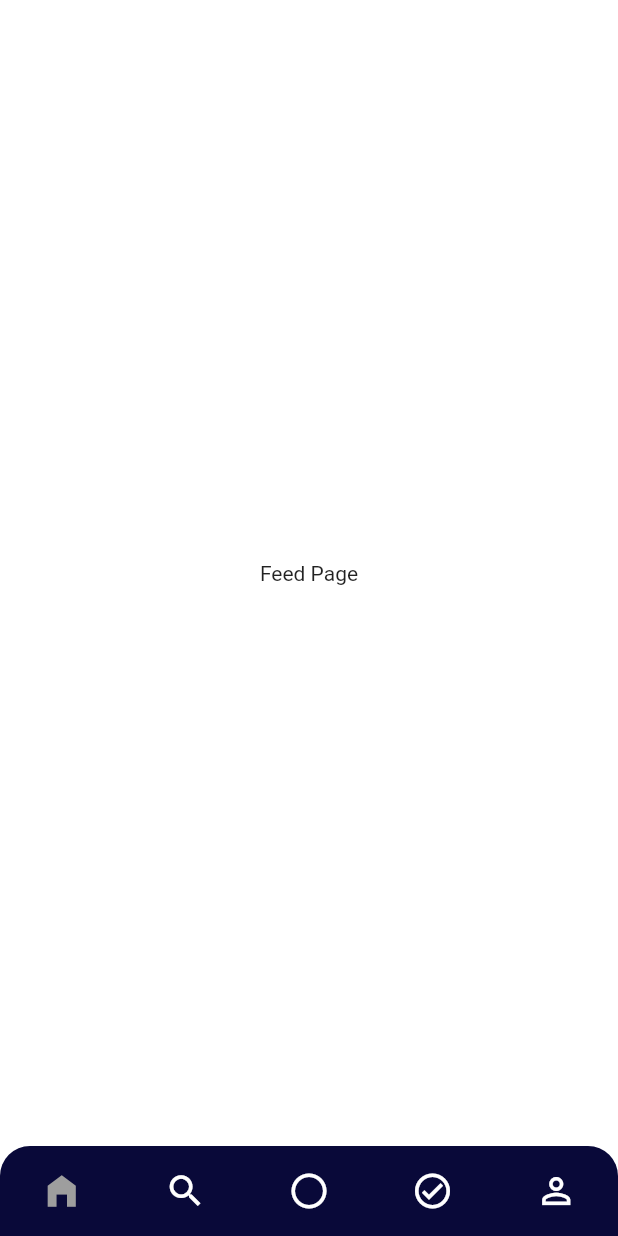
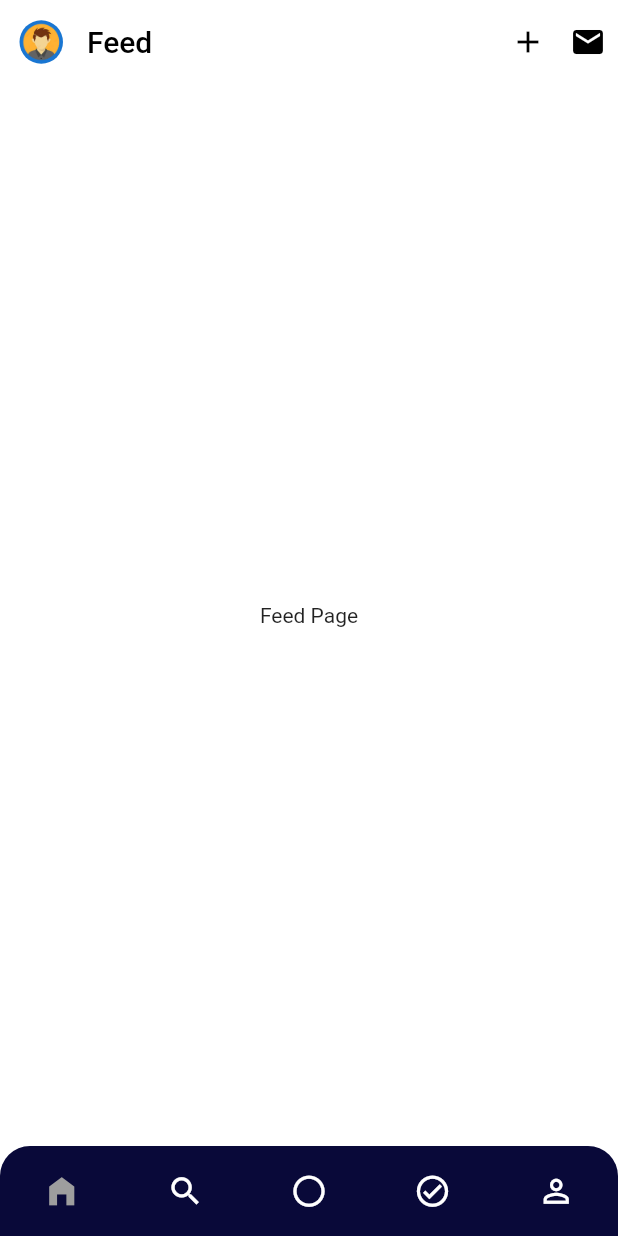
Before and after one commit to SamirOk123/Feed-Page, a Flutter app: the screen it shows after launch, on a phone screen of 412 x 824 dp. Run offline on Flutter 3.47's test engine with Material 2 defaults, Android fonts, the phone set to English and light mode, and no system bars; our stand-ins replace get.

Commit message:
AppBar completed

```diff
--- a/lib/constants.dart
+++ b/lib/constants.dart
@@ -2,5 +2,10 @@ import 'package:flutter/material.dart';
 
 //COLORS
 
-const kWhite = Colors.white;
-const kGrey = Colors.grey;
+const Color kWhite = Colors.white;
+const Color kGrey = Colors.grey;
+const Color kBlack = Colors.black;
+
+//NETWORK IMAGES
+const String kAvatarImage =
+    'https://unsplash.com/photos/2I9WZ2iV0nc';
--- a/lib/views/feed_page.dart
+++ b/lib/views/feed_page.dart
@@ -1,7 +1,8 @@
+import 'package:finsire_machine_test/constants.dart';
 import 'package:flutter/material.dart';
 
 class FeedPage extends StatefulWidget {
-  const FeedPage({ Key? key }) : super(key: key);
+  const FeedPage({Key? key}) : super(key: key);
 
   @override
   State<FeedPage> createState() => _FeedPageState();
@@ -10,6 +11,25 @@ class FeedPage extends StatefulWidget {
 class _FeedPageState extends State<FeedPage> {
   @override
   Widget build(BuildContext context) {
-    return const Scaffold(backgroundColor: Colors.white,body: Center(child: Text('Feed Page'),),);
+    return Scaffold(
+      appBar: AppBar(leadingWidth: 42,backgroundColor: kWhite,elevation: 0,
+        title: Text('Feed',style: TextStyle(color: kBlack),),
+        leading: Padding(
+          padding: const EdgeInsets.only(top: 13,bottom: 13,left: 13),
+          child: CircleAvatar(backgroundImage: AssetImage('assets/avatar.png'),radius: 15,),
+        ),
+        actions: [Padding(
+          padding: const EdgeInsets.symmetric(horizontal:8.0),
+          child: Icon(Icons.add,color:kBlack,),
+        ),Padding(
+          padding: const EdgeInsets.symmetric(horizontal:8.0),
+          child: Icon(Icons.email,color: kBlack,),
+        )],
+      ),
+      backgroundColor: kWhite,
+      body: Center(
+        child: Text('Feed Page'),
+      ),
+    );
   }
 }
--- a/lib/views/page_five.dart
+++ b/lib/views/page_five.dart
@@ -1,3 +1,4 @@
+import 'package:finsire_machine_test/constants.dart';
 import 'package:flutter/material.dart';
 
 class PageFive extends StatelessWidget {
@@ -6,7 +7,7 @@ class PageFive extends StatelessWidget {
   @override
   Widget build(BuildContext context) {
     return Container(
-      color: Colors.white,
+      color: kWhite,
       child: const Center(
         child: Text('Page Five'),
       ),
--- a/lib/views/page_four.dart
+++ b/lib/views/page_four.dart
@@ -1,3 +1,4 @@
+import 'package:finsire_machine_test/constants.dart';
 import 'package:flutter/material.dart';
 
 class PageFour extends StatelessWidget {
@@ -5,7 +6,7 @@ class PageFour extends StatelessWidget {
 
   @override
   Widget build(BuildContext context) {
-    return Container(color: Colors.white,child: Center(child: Text('Page Four'),),
+    return Container(color: kWhite,child: Center(child: Text('Page Four'),),
 
     );
   }
--- a/lib/views/page_three.dart
+++ b/lib/views/page_three.dart
@@ -1,3 +1,4 @@
+import 'package:finsire_machine_test/constants.dart';
 import 'package:flutter/material.dart';
 
 class PageThree extends StatelessWidget {
@@ -5,7 +6,7 @@ class PageThree extends StatelessWidget {
 
   @override
   Widget build(BuildContext context) {
-    return Container(color: Colors.white,child: Center(child: Text('Page Three'),),
+    return Container(color: kWhite,child: Center(child: Text('Page Three'),),
 
     );
   }
--- a/lib/views/page_two.dart
+++ b/lib/views/page_two.dart
@@ -1,12 +1,14 @@
+import 'package:finsire_machine_test/constants.dart';
 import 'package:flutter/material.dart';
 
 class PageTwo extends StatelessWidget {
-  const PageTwo({ Key? key }) : super(key: key);
+  const PageTwo({Key? key}) : super(key: key);
 
   @override
   Widget build(BuildContext context) {
-    return Container(color: Colors.white,child: Center(child: Text('Page Two')),
-
+    return Container(
+      color: kWhite,
+      child: Center(child: Text('Page Two')),
     );
   }
 }
--- a/lib/widgets/custom_bottom_nav.dart
+++ b/lib/widgets/custom_bottom_nav.dart
@@ -33,12 +33,12 @@ class CustomBottomNavBar extends StatelessWidget {
                   ? const Icon(
                       Icons.home_filled,
                       color: kGrey,
-                      size: 28,
+                      size: 25,
                     )
                   : const Icon(
                       Icons.home_filled,
                       color: kWhite,
-                      size: 28,
+                      size: 25,
                     ),
             ),
           ),
@@ -50,12 +50,12 @@ class CustomBottomNavBar extends StatelessWidget {
                   ? const Icon(
                       Icons.search,
                       color: kGrey,
-                      size: 28,
+                      size: 25,
                     )
                   : const Icon(
                       Icons.search,
                       color: kWhite,
-                      size: 28,
+                      size: 25,
                     ),
             ),
           ),
@@ -67,12 +67,12 @@ class CustomBottomNavBar extends StatelessWidget {
                   ? const Icon(
                       Icons.circle_outlined,
                       color: kGrey,
-                      size: 28,
+                      size: 25,
                     )
                   : const Icon(
                       Icons.circle_outlined,
                       color: kWhite,
-                      size: 28,
+                      size: 25,
                     ),
             ),
           ),
@@ -84,12 +84,12 @@ class CustomBottomNavBar extends StatelessWidget {
                   ? const Icon(
                       Icons.check_circle_outlined,
                       color: kGrey,
-                      size: 28,
+                      size: 25,
                     )
                   : const Icon(
                       Icons.check_circle_outlined,
                       color: kWhite,
-                      size: 28,
+                      size: 25,
                     ),
             ),
           ),
@@ -101,12 +101,12 @@ class CustomBottomNavBar extends StatelessWidget {
                   ? const Icon(
                       Icons.person_outline,
                       color: kGrey,
-                      size: 28,
+                      size: 25,
                     )
                   : const Icon(
                       Icons.person_outline,
                       color: kWhite,
-                      size: 28,
+                      size: 25,
                     ),
             ),
           ),
--- a/pubspec.yaml
+++ b/pubspec.yaml
@@ -22,3 +22,5 @@ dev_dependencies:
 
 flutter:
   uses-material-design: true
+  assets:
+    - assets/
```
Also changed, not shown: assets/avatar.png (added).
